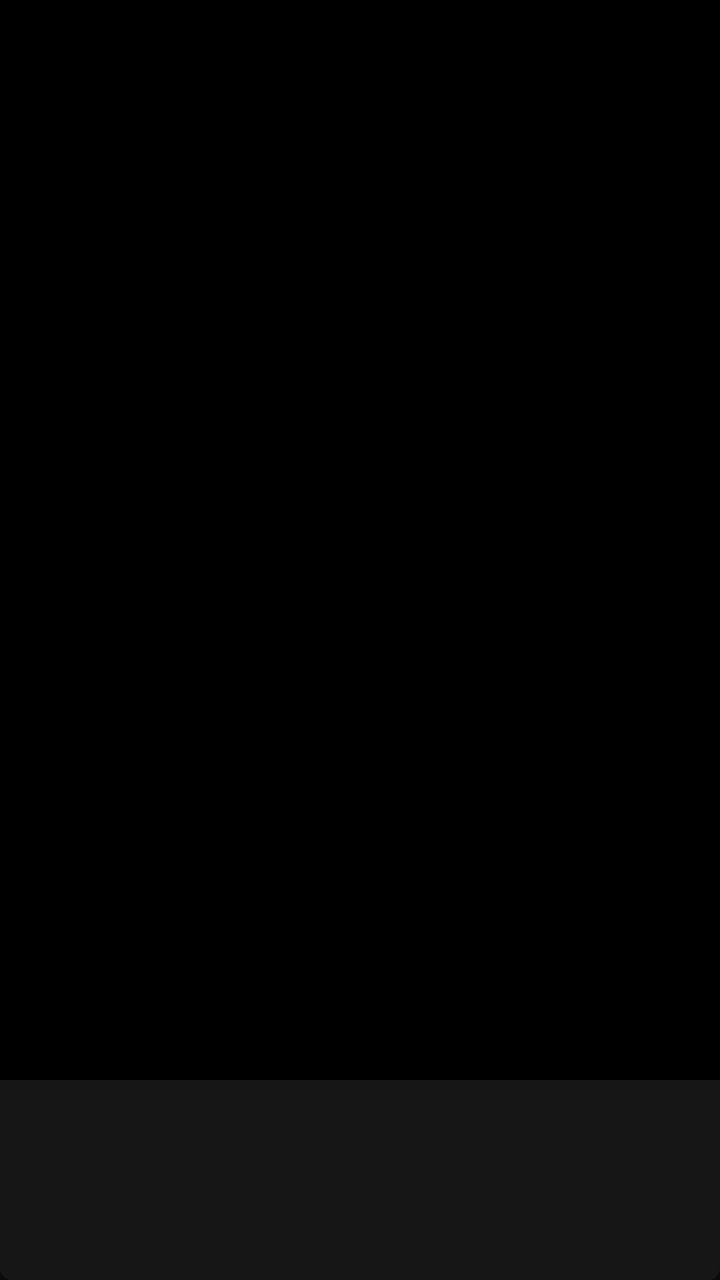
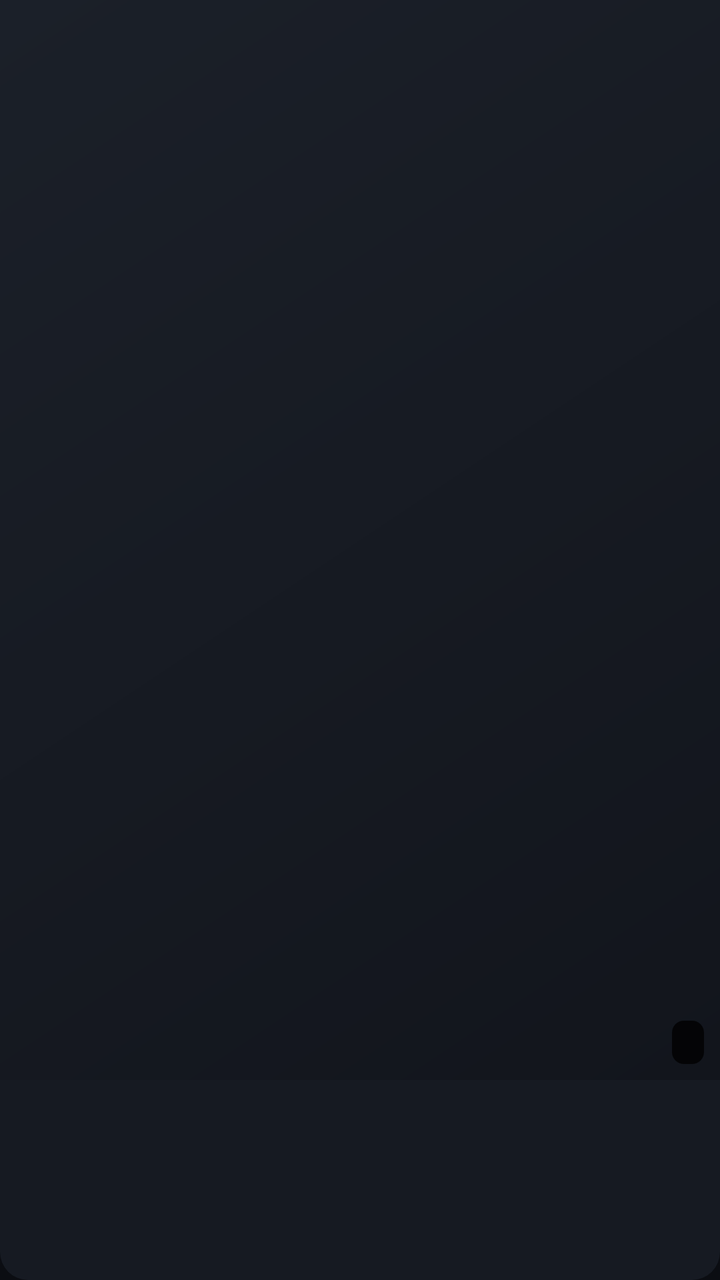

Before-and-after screenshots of an Android layout around one commit, followed by the original layout XML and the change that was made.
<!-- AndroidManifest.xml: application theme Theme.MayiTV -->
<!-- res/layout/item_vod.xml -->
<?xml version="1.0" encoding="utf-8"?>
<androidx.constraintlayout.widget.ConstraintLayout xmlns:android="http://schemas.android.com/apk/res/android"
    xmlns:app="http://schemas.android.com/apk/res-auto"
    android:layout_width="match_parent"
    android:layout_height="wrap_content"
    android:layout_margin="6dp"
    android:background="@drawable/card_bg">

    <ImageView
        android:id="@+id/cover"
        android:layout_width="0dp"
        android:layout_height="0dp"
        android:background="#000000"
        android:scaleType="centerCrop"
        app:layout_constraintDimensionRatio="H,2:3"
        app:layout_constraintTop_toTopOf="parent"
        app:layout_constraintStart_toStartOf="parent"
        app:layout_constraintEnd_toEndOf="parent" />

    <TextView
        android:id="@+id/remark"
        android:layout_width="wrap_content"
        android:layout_height="wrap_content"
        android:background="#AA000000"
        android:paddingStart="6dp"
        android:paddingTop="3dp"
        android:paddingEnd="6dp"
        android:paddingBottom="3dp"
        android:textColor="#FFFFFF"
        android:textSize="10sp"
        app:layout_constraintBottom_toBottomOf="@id/cover"
        app:layout_constraintEnd_toEndOf="@id/cover" />

    <TextView
        android:id="@+id/title"
        android:layout_width="match_parent"
        android:layout_height="wrap_content"
        android:ellipsize="end"
        android:maxLines="2"
        android:padding="6dp"
        android:textColor="#E6E6E6"
        android:textSize="12sp"
        app:layout_constraintTop_toBottomOf="@id/cover" />
</androidx.constraintlayout.widget.ConstraintLayout>
<!-- resources referenced by this layout -->
<resources>
  <!-- drawable card_bg (drawable) -->
  <?xml version="1.0" encoding="utf-8"?>
  <selector xmlns:android="http://schemas.android.com/apk/res/android">
      <item android:state_focused="true">
          <shape android:shape="rectangle">
              <solid android:color="#242424" />
              <stroke android:width="3dp" android:color="@color/accent" />
              <corners android:radius="6dp" />
          </shape>
      </item>
      <item>
          <shape android:shape="rectangle">
              <solid android:color="#161616" />
              <corners android:radius="6dp" />
          </shape>
      </item>
  </selector>
  <style name="Theme.MayiTV" parent="Theme.MaterialComponents.NoActionBar">
          <item name="colorPrimary">@color/primary</item>
          <item name="colorPrimaryDark">@color/primary</item>
          <item name="colorAccent">@color/accent</item>
          <item name="android:windowBackground">@color/bg</item>
          <item name="android:statusBarColor">@android:color/black</item>
      </style>
  <color name="accent">#FFB300</color>
  <color name="primary">#E50914</color>
  <color name="bg">#0A0A0A</color>
</resources>

<!-- the commit's change to res/layout/item_vod.xml (unified diff, before → after) -->
@@ -3,42 +3,60 @@
     xmlns:app="http://schemas.android.com/apk/res-auto"
     android:layout_width="match_parent"
     android:layout_height="wrap_content"
-    android:layout_margin="6dp"
-    android:background="@drawable/card_bg">
+    android:layout_margin="7dp"
+    android:background="@drawable/card_bg"
+    android:paddingBottom="10dp">
 
     <ImageView
         android:id="@+id/cover"
         android:layout_width="0dp"
         android:layout_height="0dp"
-        android:background="#000000"
+        android:background="@drawable/placeholder"
         android:scaleType="centerCrop"
         app:layout_constraintDimensionRatio="H,2:3"
         app:layout_constraintTop_toTopOf="parent"
         app:layout_constraintStart_toStartOf="parent"
         app:layout_constraintEnd_toEndOf="parent" />
 
+    <View
+        android:id="@+id/focusRing"
+        android:layout_width="0dp"
+        android:layout_height="0dp"
+        android:background="@drawable/card_focus_ring"
+        android:clickable="false"
+        android:focusable="false"
+        android:visibility="gone"
+        app:layout_constraintTop_toTopOf="@id/cover"
+        app:layout_constraintBottom_toBottomOf="@id/cover"
+        app:layout_constraintStart_toStartOf="@id/cover"
+        app:layout_constraintEnd_toEndOf="@id/cover" />
+
     <TextView
         android:id="@+id/remark"
         android:layout_width="wrap_content"
         android:layout_height="wrap_content"
-        android:background="#AA000000"
-        android:paddingStart="6dp"
-        android:paddingTop="3dp"
-        android:paddingEnd="6dp"
-        android:paddingBottom="3dp"
-        android:textColor="#FFFFFF"
-        android:textSize="10sp"
+        style="@style/Badge"
+        android:layout_margin="8dp"
+        android:paddingStart="8dp"
+        android:paddingEnd="8dp"
+        android:paddingTop="4dp"
+        android:paddingBottom="4dp"
         app:layout_constraintBottom_toBottomOf="@id/cover"
         app:layout_constraintEnd_toEndOf="@id/cover" />
 
     <TextView
         android:id="@+id/title"
-        android:layout_width="match_parent"
+        android:layout_width="0dp"
         android:layout_height="wrap_content"
+        android:layout_marginTop="8dp"
+        android:lineSpacingExtra="2dp"
+        android:paddingStart="4dp"
+        android:paddingEnd="4dp"
         android:ellipsize="end"
         android:maxLines="2"
-        android:padding="6dp"
-        android:textColor="#E6E6E6"
+        android:textColor="@color/text_primary"
         android:textSize="12sp"
-        app:layout_constraintTop_toBottomOf="@id/cover" />
+        app:layout_constraintTop_toBottomOf="@id/cover"
+        app:layout_constraintStart_toStartOf="parent"
+        app:layout_constraintEnd_toEndOf="parent" />
 </androidx.constraintlayout.widget.ConstraintLayout>
<!-- resource entries referenced after the edit -->
@@ -1,31 +1,76 @@
 <!-- resources referenced by this layout -->
 <resources>
+  <color name="text_primary">#FFFFFF</color>
   <!-- drawable card_bg (drawable) -->
   <?xml version="1.0" encoding="utf-8"?>
   <selector xmlns:android="http://schemas.android.com/apk/res/android">
       <item android:state_focused="true">
           <shape android:shape="rectangle">
-              <solid android:color="#242424" />
-              <stroke android:width="3dp" android:color="@color/accent" />
-              <corners android:radius="6dp" />
+              <solid android:color="@color/surface_hl" />
+              <corners android:radius="14dp" />
           </shape>
       </item>
       <item>
           <shape android:shape="rectangle">
-              <solid android:color="#161616" />
-              <corners android:radius="6dp" />
+              <solid android:color="@color/surface" />
+              <corners android:radius="14dp" />
           </shape>
       </item>
   </selector>
+  <!-- drawable card_focus_ring (drawable) -->
+  <?xml version="1.0" encoding="utf-8"?>
+  <layer-list xmlns:android="http://schemas.android.com/apk/res/android">
+      <item>
+          <shape android:shape="rectangle">
+              <solid android:color="#19F5B942" />
+              <corners
+                  android:topLeftRadius="14dp"
+                  android:topRightRadius="14dp" />
+          </shape>
+      </item>
+      <item>
+          <shape android:shape="rectangle">
+              <solid android:color="@android:color/transparent" />
+              <stroke android:width="3dp" android:color="@color/accent" />
+              <corners
+                  android:topLeftRadius="14dp"
+                  android:topRightRadius="14dp" />
+          </shape>
+      </item>
+  </layer-list>
+  <!-- drawable placeholder (drawable) -->
+  <?xml version="1.0" encoding="utf-8"?>
+  <shape xmlns:android="http://schemas.android.com/apk/res/android" android:shape="rectangle">
+      <gradient
+          android:angle="315"
+          android:startColor="#1B2029"
+          android:endColor="#12151C" />
+  </shape>
+  <style name="Badge">
+          <item name="android:background">@drawable/remark_badge</item>
+          <item name="android:textColor">@color/white</item>
+          <item name="android:textSize">10sp</item>
+          <item name="android:gravity">center</item>
+      </style>
   <style name="Theme.MayiTV" parent="Theme.MaterialComponents.NoActionBar">
-          <item name="colorPrimary">@color/primary</item>
-          <item name="colorPrimaryDark">@color/primary</item>
+          <item name="colorPrimary">@color/accent</item>
+          <item name="colorPrimaryDark">@color/bg</item>
           <item name="colorAccent">@color/accent</item>
           <item name="android:windowBackground">@color/bg</item>
-          <item name="android:statusBarColor">@android:color/black</item>
+          <item name="android:statusBarColor">@color/bg</item>
+          <item name="android:navigationBarColor">@color/bg</item>
       </style>
-  <color name="accent">#FFB300</color>
-  <color name="primary">#E50914</color>
-  <color name="bg">#0A0A0A</color>
+  <color name="surface_hl">#1F242F</color>
+  <color name="surface">#161A22</color>
+  <color name="accent">#F5B942</color>
+  <!-- drawable remark_badge (drawable) -->
+  <?xml version="1.0" encoding="utf-8"?>
+  <shape xmlns:android="http://schemas.android.com/apk/res/android" android:shape="rectangle">
+      <solid android:color="@color/scrim_strong" />
+      <corners android:radius="6dp" />
+  </shape>
+  <color name="white">#FFFFFFFF</color>
+  <color name="bg">#0B0D12</color>
+  <color name="scrim_strong">#CC000000</color>
 </resources>
 
